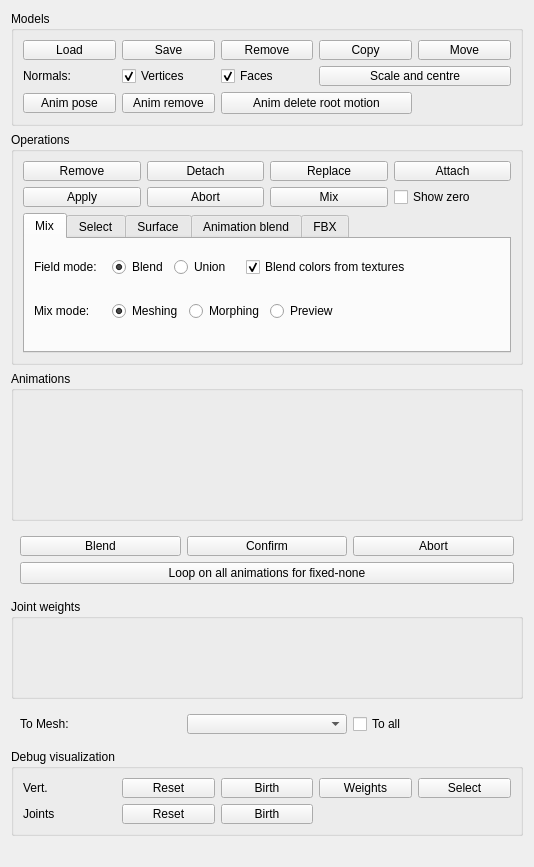
Old version of the form widgets/skinmixer_manager.ui in the repository stefanonuvoli/skinmixer.
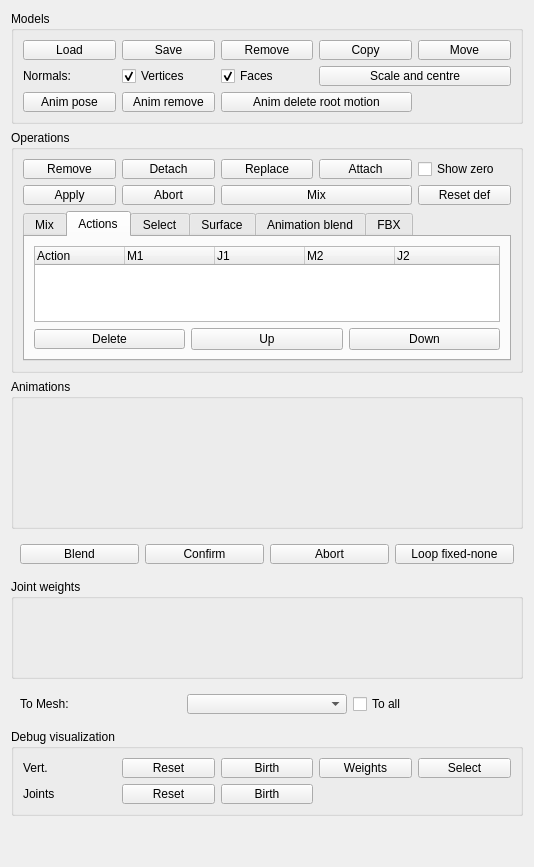
New version of the form. The open tabs and pages were chosen to show the change.

Commit message: New deformation and new action system

What changed in the file:
```diff
--- a/widgets/skinmixer_manager.ui
+++ b/widgets/skinmixer_manager.ui
@@ -200,6 +200,12 @@
       </item>
       <item row="3" column="3" colspan="2">
        <widget class="QPushButton" name="modelAnimationRemoveRootMotionButton">
+        <property name="maximumSize">
+         <size>
+          <width>16777215</width>
+          <height>20</height>
+         </size>
+        </property>
         <property name="text">
          <string>Anim delete root motion</string>
         </property>
@@ -242,6 +248,44 @@
       <string>Operations</string>
      </property>
      <layout class="QGridLayout" name="gridLayout_2">
+      <item row="0" column="2">
+       <widget class="QPushButton" name="operationReplaceButton">
+        <property name="minimumSize">
+         <size>
+          <width>0</width>
+          <height>0</height>
+         </size>
+        </property>
+        <property name="maximumSize">
+         <size>
+          <width>16777215</width>
+          <height>20</height>
+         </size>
+        </property>
+        <property name="text">
+         <string>Replace</string>
+        </property>
+       </widget>
+      </item>
+      <item row="0" column="1">
+       <widget class="QPushButton" name="operationDetachButton">
+        <property name="minimumSize">
+         <size>
+          <width>0</width>
+          <height>0</height>
+         </size>
+        </property>
+        <property name="maximumSize">
+         <size>
+          <width>16777215</width>
+          <height>20</height>
+         </size>
+        </property>
+        <property name="text">
+         <string>Detach</string>
+        </property>
+       </widget>
+      </item>
       <item row="0" column="0">
        <widget class="QPushButton" name="operationRemoveButton">
         <property name="minimumSize">
@@ -264,82 +308,6 @@
         </property>
        </widget>
       </item>
-      <item row="1" column="0">
-       <widget class="QPushButton" name="operationApplyButton">
-        <property name="minimumSize">
-         <size>
-          <width>0</width>
-          <height>0</height>
-         </size>
-        </property>
-        <property name="maximumSize">
-         <size>
-          <width>16777215</width>
-          <height>20</height>
-         </size>
-        </property>
-        <property name="text">
-         <string>Apply</string>
-        </property>
-       </widget>
-      </item>
-      <item row="0" column="2">
-       <widget class="QPushButton" name="operationReplaceButton">
-        <property name="minimumSize">
-         <size>
-          <width>0</width>
-          <height>0</height>
-         </size>
-        </property>
-        <property name="maximumSize">
-         <size>
-          <width>16777215</width>
-          <height>20</height>
-         </size>
-        </property>
-        <property name="text">
-         <string>Replace</string>
-        </property>
-       </widget>
-      </item>
-      <item row="1" column="3">
-       <widget class="QCheckBox" name="showZeroCheckBox">
-        <property name="maximumSize">
-         <size>
-          <width>16777215</width>
-          <height>20</height>
-         </size>
-        </property>
-        <property name="text">
-         <string>Show zero</string>
-        </property>
-       </widget>
-      </item>
-      <item row="1" column="2">
-       <widget class="QPushButton" name="mixButton">
-        <property name="sizePolicy">
-         <sizepolicy hsizetype="Minimum" vsizetype="Fixed">
-          <horstretch>0</horstretch>
-          <verstretch>0</verstretch>
-         </sizepolicy>
-        </property>
-        <property name="minimumSize">
-         <size>
-          <width>0</width>
-          <height>0</height>
-         </size>
-        </property>
-        <property name="maximumSize">
-         <size>
-          <width>16777215</width>
-          <height>20</height>
-         </size>
-        </property>
-        <property name="text">
-         <string>Mix</string>
-        </property>
-       </widget>
-      </item>
       <item row="0" column="3">
        <widget class="QPushButton" name="operationAttachButton">
         <property name="minimumSize">
@@ -378,8 +346,8 @@
         </property>
        </widget>
       </item>
-      <item row="0" column="1">
-       <widget class="QPushButton" name="operationDetachButton">
+      <item row="1" column="0">
+       <widget class="QPushButton" name="operationApplyButton">
         <property name="minimumSize">
          <size>
           <width>0</width>
@@ -393,11 +361,11 @@
          </size>
         </property>
         <property name="text">
-         <string>Detach</string>
+         <string>Apply</string>
         </property>
        </widget>
       </item>
-      <item row="2" column="0" colspan="4">
+      <item row="2" column="0" colspan="5">
        <widget class="QTabWidget" name="parametersTabWidget">
         <property name="enabled">
          <bool>true</bool>
@@ -405,13 +373,13 @@
         <property name="minimumSize">
          <size>
           <width>0</width>
-          <height>140</height>
+          <height>150</height>
          </size>
         </property>
         <property name="maximumSize">
          <size>
           <width>16777215</width>
-          <height>140</height>
+          <height>150</height>
          </size>
         </property>
         <property name="toolTip">
@@ -612,6 +580,78 @@
           </item>
          </layout>
         </widget>
+        <widget class="QWidget" name="actionTab">
+         <attribute name="title">
+          <string>Actions</string>
+         </attribute>
+         <layout class="QGridLayout" name="gridLayout_11">
+          <item row="1" column="0">
+           <widget class="QPushButton" name="actionRemoveButton">
+            <property name="maximumSize">
+             <size>
+              <width>16777215</width>
+              <height>20</height>
+             </size>
+            </property>
+            <property name="text">
+             <string>Delete</string>
+            </property>
+           </widget>
+          </item>
+          <item row="1" column="1">
+           <widget class="QPushButton" name="actionUpButton">
+            <property name="text">
+             <string>Up</string>
+            </property>
+           </widget>
+          </item>
+          <item row="1" column="2">
+           <widget class="QPushButton" name="actionDownButton">
+            <property name="text">
+             <string>Down</string>
+            </property>
+           </widget>
+          </item>
+          <item row="0" column="0" colspan="3">
+           <widget class="QTreeWidget" name="actionTreeWidget">
+            <property name="selectionMode">
+             <enum>QAbstractItemView::ExtendedSelection</enum>
+            </property>
+            <attribute name="headerMinimumSectionSize">
+             <number>50</number>
+            </attribute>
+            <attribute name="headerDefaultSectionSize">
+             <number>90</number>
+            </attribute>
+            <column>
+             <property name="text">
+              <string>Action</string>
+             </property>
+            </column>
+            <column>
+             <property name="text">
+              <string>M1</string>
+             </property>
+            </column>
+            <column>
+             <property name="text">
+              <string>J1</string>
+             </property>
+            </column>
+            <column>
+             <property name="text">
+              <string>M2</string>
+             </property>
+            </column>
+            <column>
+             <property name="text">
+              <string>J2</string>
+             </property>
+            </column>
+           </widget>
+          </item>
+         </layout>
+        </widget>
         <widget class="QWidget" name="generalParametersPage">
          <attribute name="title">
           <string>Select</string>
@@ -1499,6 +1539,57 @@
         </widget>
        </widget>
       </item>
+      <item row="0" column="4">
+       <widget class="QCheckBox" name="showZeroCheckBox">
+        <property name="maximumSize">
+         <size>
+          <width>16777215</width>
+          <height>20</height>
+         </size>
+        </property>
+        <property name="text">
+         <string>Show zero</string>
+        </property>
+       </widget>
+      </item>
+      <item row="1" column="2" colspan="2">
+       <widget class="QPushButton" name="mixButton">
+        <property name="sizePolicy">
+         <sizepolicy hsizetype="Minimum" vsizetype="Fixed">
+          <horstretch>0</horstretch>
+          <verstretch>0</verstretch>
+         </sizepolicy>
+        </property>
+        <property name="minimumSize">
+         <size>
+          <width>0</width>
+          <height>0</height>
+         </size>
+        </property>
+        <property name="maximumSize">
+         <size>
+          <width>16777215</width>
+          <height>20</height>
+         </size>
+        </property>
+        <property name="text">
+         <string>Mix</string>
+        </property>
+       </widget>
+      </item>
+      <item row="1" column="4">
+       <widget class="QPushButton" name="resetJointDeformationsButton">
+        <property name="maximumSize">
+         <size>
+          <width>16777215</width>
+          <height>20</height>
+         </size>
+        </property>
+        <property name="text">
+         <string>Reset def</string>
+        </property>
+       </widget>
+      </item>
      </layout>
     </widget>
    </item>
@@ -1563,6 +1654,19 @@
         </property>
        </widget>
       </item>
+      <item row="0" column="3">
+       <widget class="QPushButton" name="animationAbortButton">
+        <property name="maximumSize">
+         <size>
+          <width>16777215</width>
+          <height>20</height>
+         </size>
+        </property>
+        <property name="text">
+         <string>Abort</string>
+        </property>
+       </widget>
+      </item>
       <item row="0" column="2">
        <widget class="QPushButton" name="animationConfirmButton">
         <property name="maximumSize">
@@ -1576,23 +1680,16 @@
         </property>
        </widget>
       </item>
-      <item row="0" column="3">
-       <widget class="QPushButton" name="animationAbortButton">
-        <property name="maximumSize">
-         <size>
-          <width>16777215</width>
-          <height>20</height>
-         </size>
-        </property>
-        <property name="text">
-         <string>Abort</string>
-        </property>
-       </widget>
-      </item>
-      <item row="1" column="1" colspan="3">
+      <item row="0" column="4">
        <widget class="QPushButton" name="animationBlendLoopFixedButton">
+        <property name="maximumSize">
+         <size>
+          <width>16777215</width>
+          <height>20</height>
+         </size>
+        </property>
         <property name="text">
-         <string>Loop on all animations for fixed-none</string>
+         <string>Loop fixed-none</string>
         </property>
        </widget>
       </item>
```
The commit also changes 8 other files.
